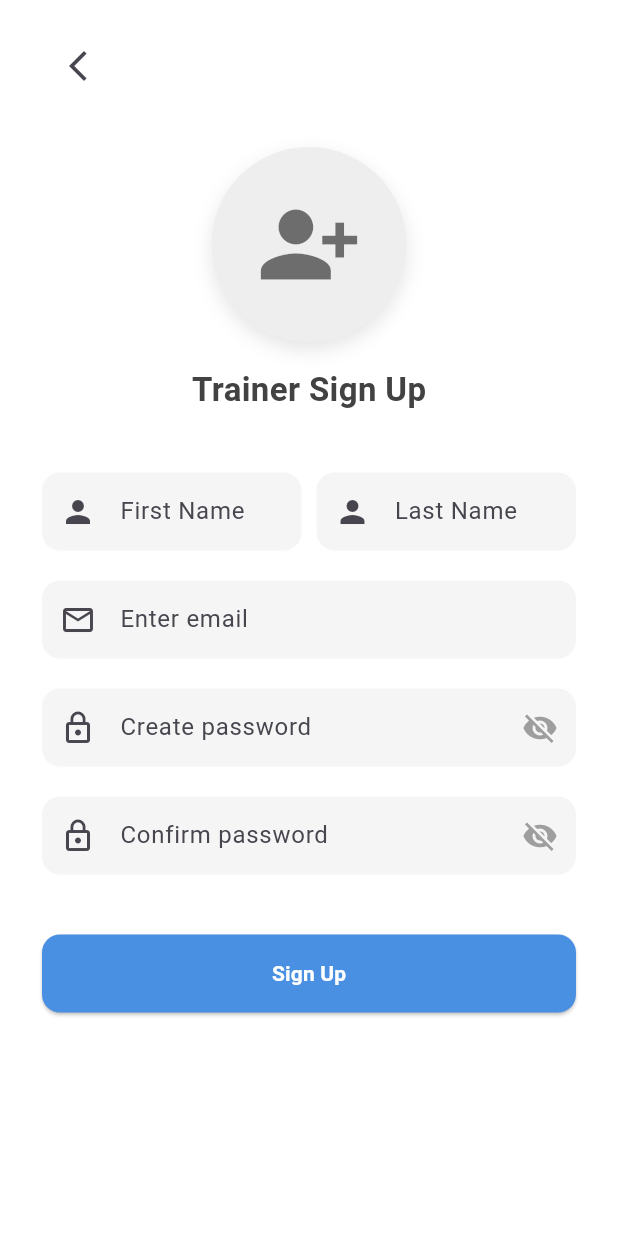
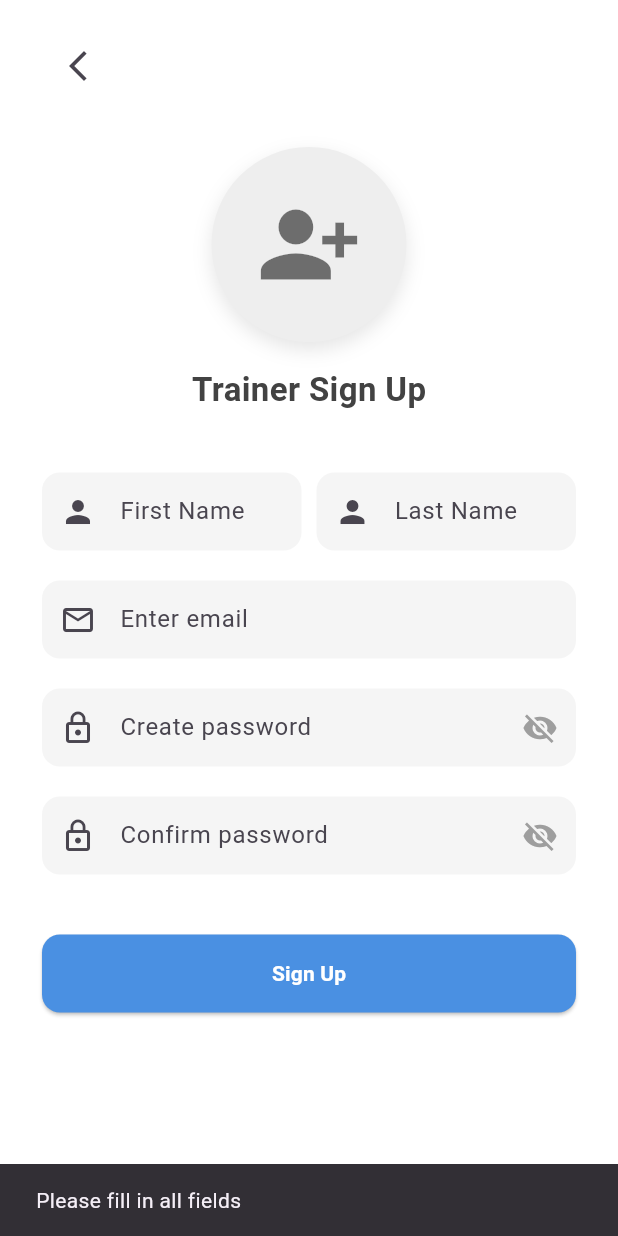
Before and after one commit to johnrey666/zeus, a Flutter app: the TrainerSignUpPage screen opened directly, after a tap on "Sign Up", on a phone screen of 412 x 824 dp. Run offline on Flutter 3.47's test engine with Material 3 defaults, Android fonts, the light colour scheme and no system bars; our stand-ins replace cloud_firestore, firebase_auth, firebase_core; accounts and stored records are empty.

Commit message:
trainer_auth

```diff
--- a/lib/login/trainer/trainer_signup_page.dart
+++ b/lib/login/trainer/trainer_signup_page.dart
@@ -1,4 +1,6 @@
 import 'package:flutter/material.dart';
+import 'package:firebase_auth/firebase_auth.dart';
+import 'package:cloud_firestore/cloud_firestore.dart';
 
 class TrainerSignUpPage extends StatefulWidget {
   const TrainerSignUpPage({super.key});
@@ -8,10 +10,83 @@ class TrainerSignUpPage extends StatefulWidget {
 }
 
 class _TrainerSignUpPageState extends State<TrainerSignUpPage> {
+  final Color primaryColor = const Color(0xFF4A90E2);
+
+  final FirebaseAuth _auth = FirebaseAuth.instance;
+  final FirebaseFirestore _firestore = FirebaseFirestore.instance;
+
+  final TextEditingController _firstNameController = TextEditingController();
+  final TextEditingController _lastNameController = TextEditingController();
+  final TextEditingController _emailController = TextEditingController();
+  final TextEditingController _passwordController = TextEditingController();
+  final TextEditingController _confirmPasswordController =
+      TextEditingController();
+
   bool _isPasswordHidden = true;
   bool _isConfirmPasswordHidden = true;
+  bool _isLoading = false;
 
-  final Color primaryColor = const Color(0xFF4A90E2);
+  @override
+  void dispose() {
+    _firstNameController.dispose();
+    _lastNameController.dispose();
+    _emailController.dispose();
+    _passwordController.dispose();
+    _confirmPasswordController.dispose();
+    super.dispose();
+  }
+
+  Future<void> _signUpTrainer() async {
+    final firstName = _firstNameController.text.trim();
+    final lastName = _lastNameController.text.trim();
+    final email = _emailController.text.trim();
+    final password = _passwordController.text;
+    final confirmPassword = _confirmPasswordController.text;
+
+    if (firstName.isEmpty ||
+        lastName.isEmpty ||
+        email.isEmpty ||
+        password.isEmpty ||
+        confirmPassword.isEmpty) {
+      _showSnackBar('Please fill in all fields');
+      return;
+    }
+
+    if (password != confirmPassword) {
+      _showSnackBar('Passwords do not match');
+      return;
+    }
+
+    setState(() => _isLoading = true);
+
+    try {
+      UserCredential userCredential =
+          await _auth.createUserWithEmailAndPassword(
+        email: email,
+        password: password,
+      );
+
+      await _firestore.collection('users').doc(userCredential.user!.uid).set({
+        'firstName': firstName,
+        'lastName': lastName,
+        'email': email,
+        'userType': 'Trainer',
+        'createdAt': Timestamp.now(),
+      });
+
+      _showSnackBar('Account created successfully!');
+      Navigator.pop(context); // Go back or navigate to home if needed
+    } on FirebaseAuthException catch (e) {
+      _showSnackBar(e.message ?? 'Sign up failed');
+    } finally {
+      setState(() => _isLoading = false);
+    }
+  }
+
+  void _showSnackBar(String message) {
+    ScaffoldMessenger.of(context)
+        .showSnackBar(SnackBar(content: Text(message)));
+  }
 
   @override
   Widget build(BuildContext context) {
@@ -65,12 +140,14 @@ class _TrainerSignUpPageState extends State<TrainerSignUpPage> {
                 children: [
                   Expanded(
                     child: TextField(
+                      controller: _firstNameController,
                       decoration: _inputDecoration(Icons.person, "First Name"),
                     ),
                   ),
                   const SizedBox(width: 10),
                   Expanded(
                     child: TextField(
+                      controller: _lastNameController,
                       decoration: _inputDecoration(Icons.person, "Last Name"),
                     ),
                   ),
@@ -78,34 +155,34 @@ class _TrainerSignUpPageState extends State<TrainerSignUpPage> {
               ),
               const SizedBox(height: 20),
               TextField(
+                controller: _emailController,
                 decoration:
                     _inputDecoration(Icons.email_outlined, "Enter email"),
               ),
               const SizedBox(height: 20),
               TextField(
+                controller: _passwordController,
                 obscureText: _isPasswordHidden,
                 decoration: _passwordDecoration(
                   Icons.lock_outline,
                   "Create password",
                   _isPasswordHidden,
                   () {
-                    setState(() {
-                      _isPasswordHidden = !_isPasswordHidden;
-                    });
+                    setState(() => _isPasswordHidden = !_isPasswordHidden);
                   },
                 ),
               ),
               const SizedBox(height: 20),
               TextField(
+                controller: _confirmPasswordController,
                 obscureText: _isConfirmPasswordHidden,
                 decoration: _passwordDecoration(
                   Icons.lock_outline,
                   "Confirm password",
                   _isConfirmPasswordHidden,
                   () {
-                    setState(() {
-                      _isConfirmPasswordHidden = !_isConfirmPasswordHidden;
-                    });
+                    setState(() =>
+                        _isConfirmPasswordHidden = !_isConfirmPasswordHidden);
                   },
                 ),
               ),
@@ -114,20 +191,23 @@ class _TrainerSignUpPageState extends State<TrainerSignUpPage> {
                 child: SizedBox(
                   width: double.infinity,
                   child: ElevatedButton(
-                    onPressed: () {
-                      // TODO: Sign up logic
-                    },
+                    onPressed: _isLoading ? null : _signUpTrainer,
                     style: ElevatedButton.styleFrom(
                       backgroundColor: primaryColor,
                       padding: const EdgeInsets.symmetric(vertical: 16),
                       shape: RoundedRectangleBorder(
-                          borderRadius: BorderRadius.circular(12)),
+                        borderRadius: BorderRadius.circular(12),
+                      ),
                     ),
-                    child: const Text(
-                      "Sign Up",
-                      style: TextStyle(
-                          color: Colors.white, fontWeight: FontWeight.w600),
-                    ),
+                    child: _isLoading
+                        ? const CircularProgressIndicator(color: Colors.white)
+                        : const Text(
+                            "Sign Up",
+                            style: TextStyle(
+                              color: Colors.white,
+                              fontWeight: FontWeight.w600,
+                            ),
+                          ),
                   ),
                 ),
               ),
```
